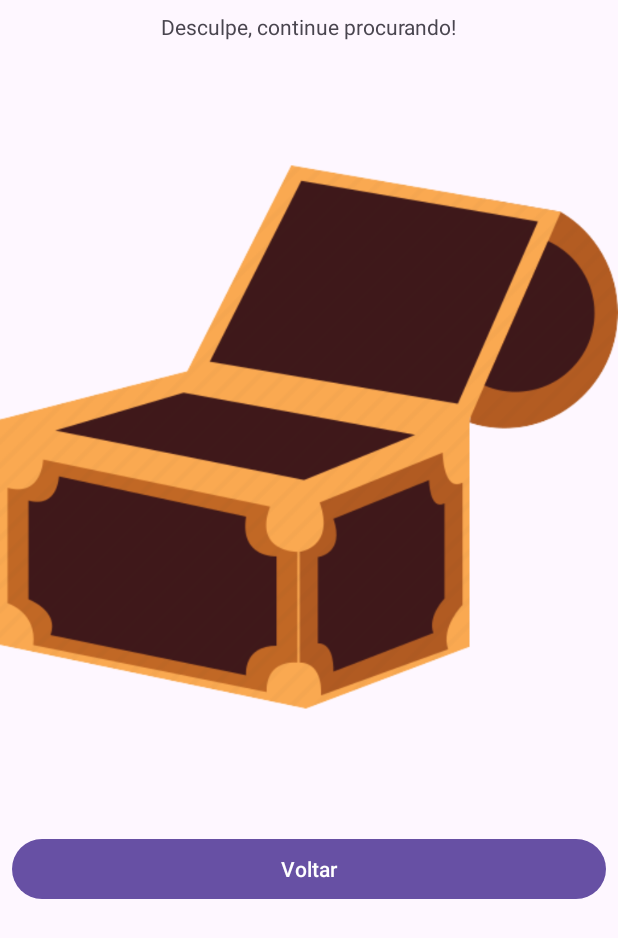
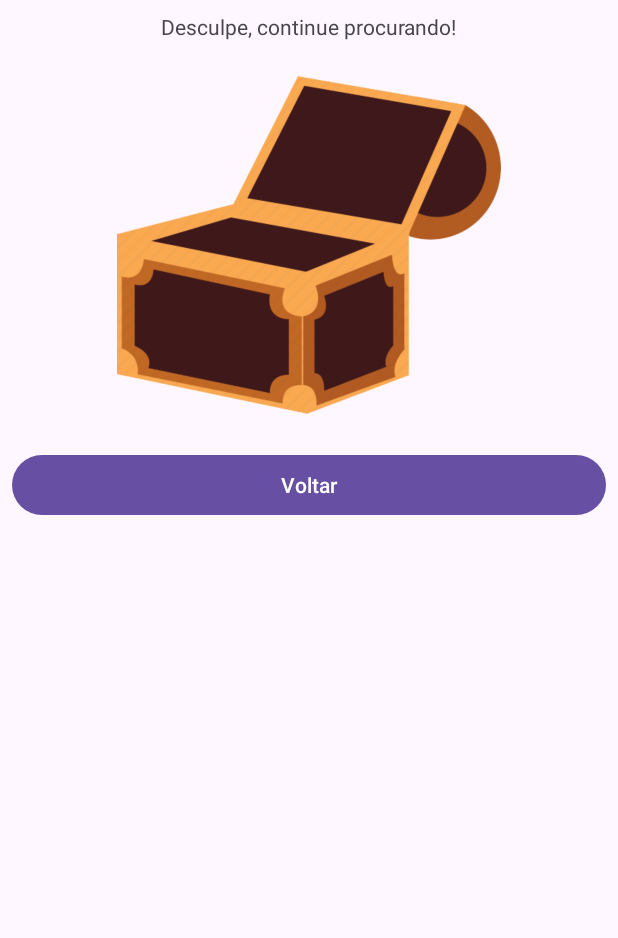
Before and after one commit to paulosalvatore/OceanJornadaAndroidMar2024, an Android app: the TreasureActivity screen opened directly, with no data from a screen before it, on a phone screen of 412 x 824 dp. Shown: the top 938 px of the screen. Run offline under Robolectric (Android 15) with nearby library versions, the phone set to English and light mode, and no system bars.

Commit message:
Bônus Item 4: melhorias no ImageView

```diff
--- a/app/src/main/res/layout/activity_treasure.xml
+++ b/app/src/main/res/layout/activity_treasure.xml
@@ -36,15 +36,16 @@
 
     <ImageView
         android:id="@+id/ivTesouro"
-        android:layout_width="wrap_content"
-        android:layout_height="wrap_content"
+        android:layout_width="0dp"
+        android:layout_height="0dp"
         android:layout_marginStart="8dp"
-        android:layout_marginLeft="8dp"
         android:layout_marginTop="8dp"
         android:layout_marginEnd="8dp"
-        android:layout_marginRight="8dp"
+        app:layout_constraintDimensionRatio="1:1"
         app:layout_constraintEnd_toEndOf="parent"
+        app:layout_constraintHeight_max="256dp"
         app:layout_constraintStart_toStartOf="parent"
         app:layout_constraintTop_toBottomOf="@+id/tvMensagem"
+        app:layout_constraintWidth_max="256dp"
         tools:srcCompat="@tools:sample/avatars" />
 </androidx.constraintlayout.widget.ConstraintLayout>
```
